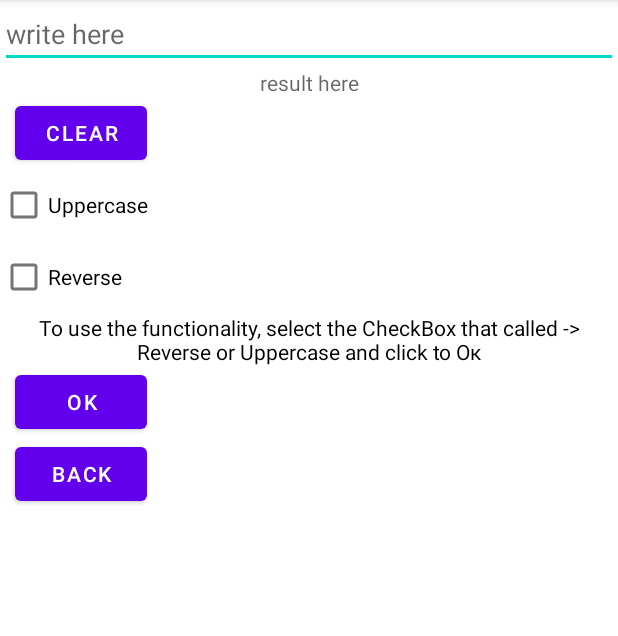
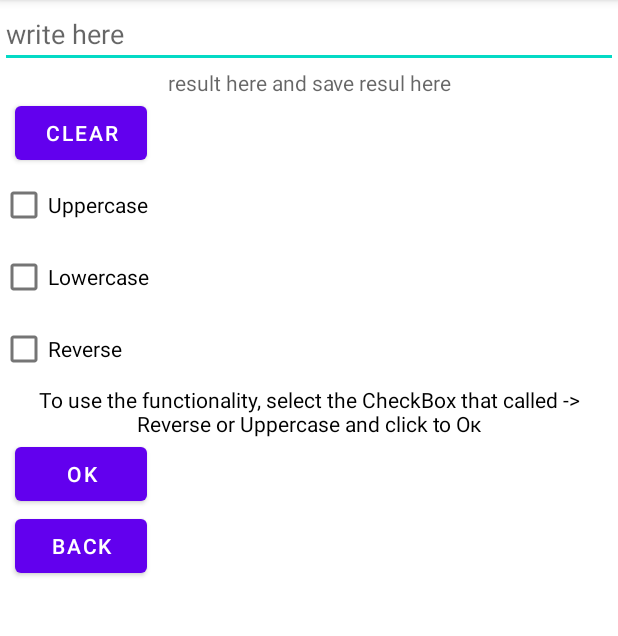
Before and after one commit to Gten71/KotlApp, an Android app: the ReverseActivity screen opened directly, with no data from a screen before it, on a phone screen of 412 x 824 dp, the part 84-720 px from its top. Run offline under Robolectric (Android 15) with nearby library versions, the phone set to English and light mode, and no system bars.

Commit message:
remade code

```diff
--- a/app/src/main/res/layout/activity_reverse.xml
+++ b/app/src/main/res/layout/activity_reverse.xml
@@ -18,7 +18,7 @@
         android:layout_height="wrap_content"
         android:gravity="center"
         android:textColor="#F00"
-        android:hint="result here"
+        android:hint="result here and save resul here"
         android:text="" />
     <Button
         android:layout_width="wrap_content"
@@ -31,7 +31,11 @@
         android:layout_width="wrap_content"
         android:layout_height="wrap_content"
         android:text="@string/uppercase" />
-
+<CheckBox
+    android:id="@+id/lowercase_checkbox"
+    android:layout_width="wrap_content"
+    android:layout_height="wrap_content"
+    android:text="@string/lowercase"/>
     <CheckBox
         android:id="@+id/reverse_checkbox"
         android:layout_width="wrap_content"
--- a/app/src/main/res/values/strings.xml
+++ b/app/src/main/res/values/strings.xml
@@ -11,6 +11,7 @@
     <string name="uppercase">Uppercase</string>
     <string name="reverse">Reverse</string>
     <string name="ok">Ok</string>
+    <string name="lowercase">Lowercase</string>
     <string name="Clear">Clear</string>
     <string name="back">Back</string>
     <string name="cancel">Cancel</string>
```
Also changed, not shown: app/src/main/java/com/example/myapplication/ReverseActivity.kt (+28 -13 lines).
